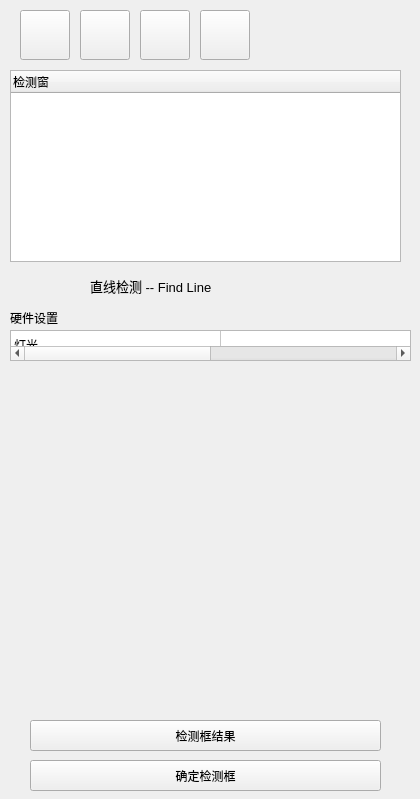
Qt form VisionDetect/InspWindowWidget.ui (chuandongxu/AOI) before a commit.
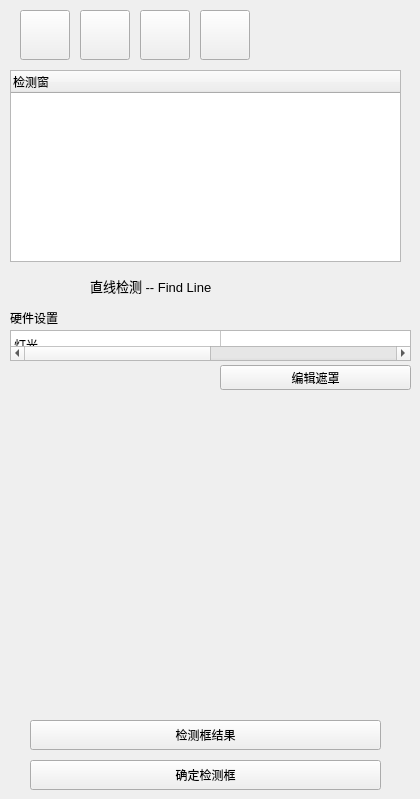
The same form after that commit. Icons and pictures are not drawn. Custom widgets are drawn as their Qt base class.

Commit message:
Inspect Mask Editor Widget
1. Add InspMaskEditorWidget class to add mask for the window.
2. Modify InspWindowWidget to support prompt the Mask Editor of the window.

What changed in the file:
```diff
--- a/VisionDetect/InspWindowWidget.ui
+++ b/VisionDetect/InspWindowWidget.ui
@@ -78,7 +78,7 @@
      <x>30</x>
      <y>720</y>
      <width>351</width>
-     <height>31</height>
+     <height>30</height>
     </rect>
    </property>
    <property name="text">
@@ -91,7 +91,7 @@
      <x>30</x>
      <y>760</y>
      <width>351</width>
-     <height>31</height>
+     <height>30</height>
     </rect>
    </property>
    <property name="text">
@@ -259,6 +259,19 @@
     <string/>
    </property>
   </widget>
+  <widget class="QPushButton" name="btnEditMask">
+   <property name="geometry">
+    <rect>
+     <x>220</x>
+     <y>365</y>
+     <width>191</width>
+     <height>25</height>
+    </rect>
+   </property>
+   <property name="text">
+    <string>编辑遮罩</string>
+   </property>
+  </widget>
  </widget>
  <layoutdefault spacing="6" margin="11"/>
  <customwidgets>
```
The commit also changes 7 other files.
